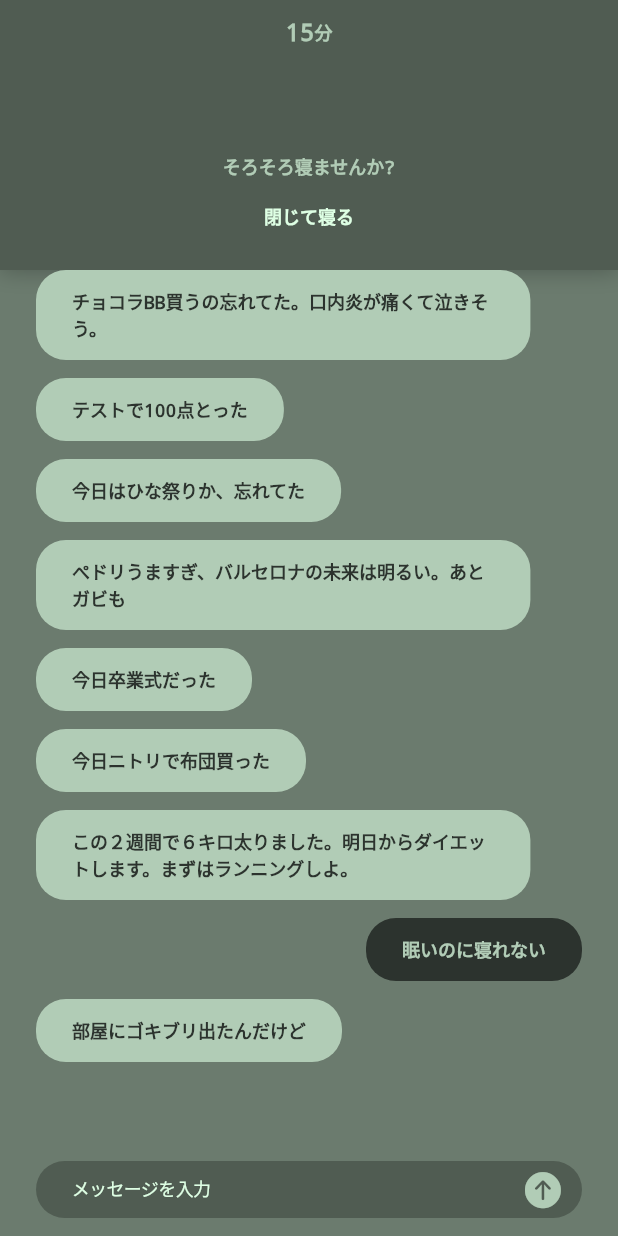
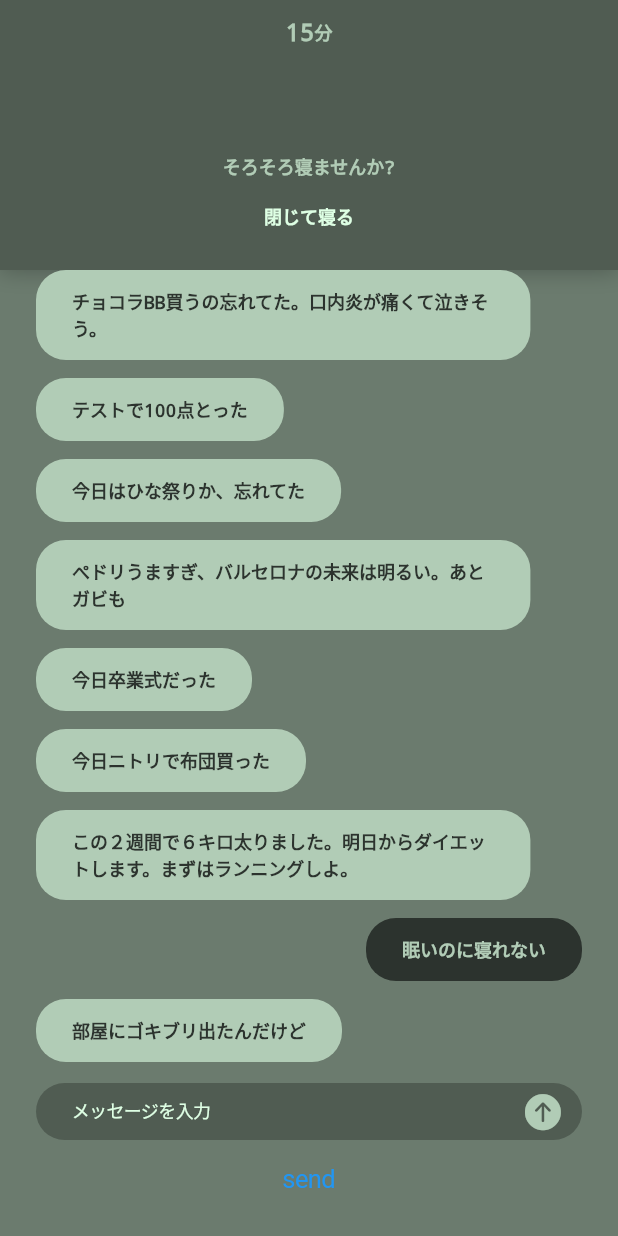
Before and after one commit to IWK623/flutter_nemuke, a Flutter app: the screen it shows after launch, after a tap on "メッセージを開く", on a phone screen of 412 x 824 dp. Run offline on Flutter 3.47's test engine with Material 2 defaults, Android fonts, the phone set to English and light mode, and no system bars; our stand-ins replace cloud_firestore, firebase_core; accounts and stored records are empty.

Commit message:
sendできるようにした

```diff
--- a/negoto/lib/controller/FirestoreController.dart
+++ b/negoto/lib/controller/FirestoreController.dart
@@ -9,7 +9,7 @@ class FirestoreMessageController {
     collection = firestore.collection('messages');
   }
 
-  void FirestoreGetMessage() {
+  void FirestoreAddMessage() {
     collection
         .add({
           'body': 'development msg',
--- a/negoto/lib/pages/message/MessageTextField.dart
+++ b/negoto/lib/pages/message/MessageTextField.dart
@@ -1,6 +1,7 @@
 import 'package:flutter/cupertino.dart';
 import 'package:flutter/material.dart';
 import 'package:negoto/Define.dart';
+import '../../controller/FirestoreController.dart';
 
 class MessageTextField extends StatefulWidget {
   const MessageTextField({Key? key}) : super(key: key);
@@ -20,11 +21,19 @@ class _MessageTextField extends State<MessageTextField> {
     _textController = TextEditingController(text: 'メッセージを入力');
   }
 
+  void addMsg() {
+    var firestore = FirestoreMessageController();
+    firestore.FirestoreAddMessage();
+  }
+
   @override
   Widget build(BuildContext context) {
     return Container(
       padding: const EdgeInsets.fromLTRB(0, 12, 0, 12),
-      child: CupertinoTextField(
+      child: Column(
+        mainAxisAlignment: MainAxisAlignment.spaceAround,
+        children: [
+          CupertinoTextField(
             controller: _textController,
             decoration: BoxDecoration(
               color: AssetColor.backColorDark,
@@ -46,6 +55,9 @@ class _MessageTextField extends State<MessageTextField> {
               ),
             ),
           ),
+          CupertinoButton(onPressed: addMsg, child: Text('send')),
+        ],
+      ),
     );
   }
 }
```
Lines whose indentation alone changed are shown as unchanged.
